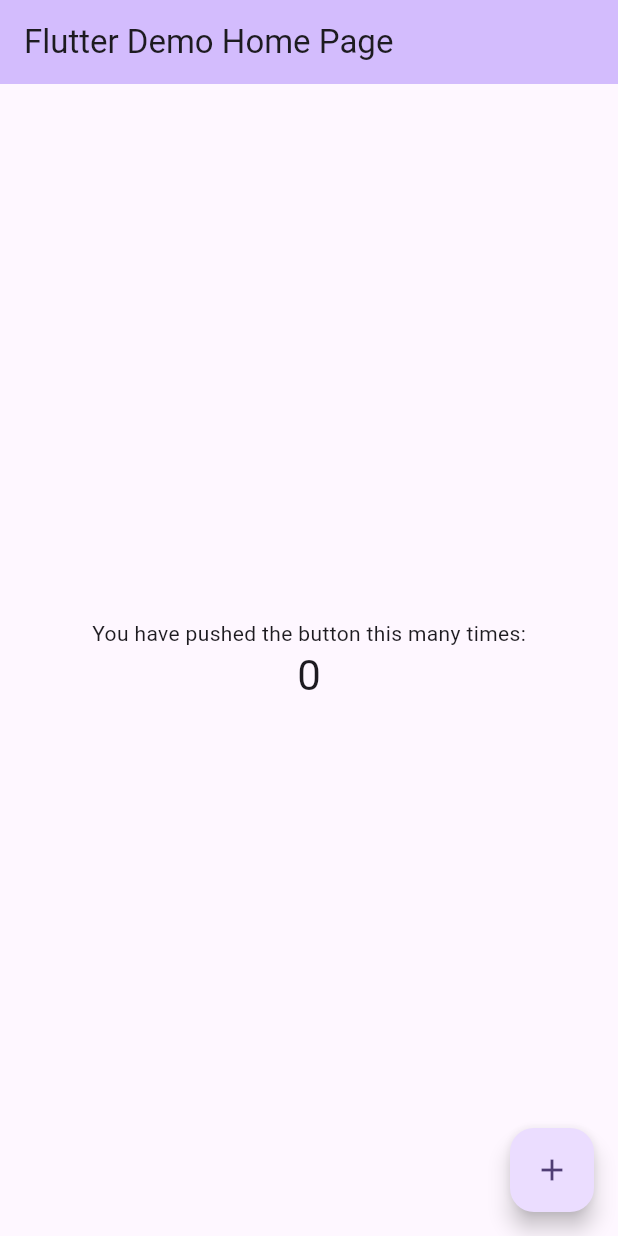
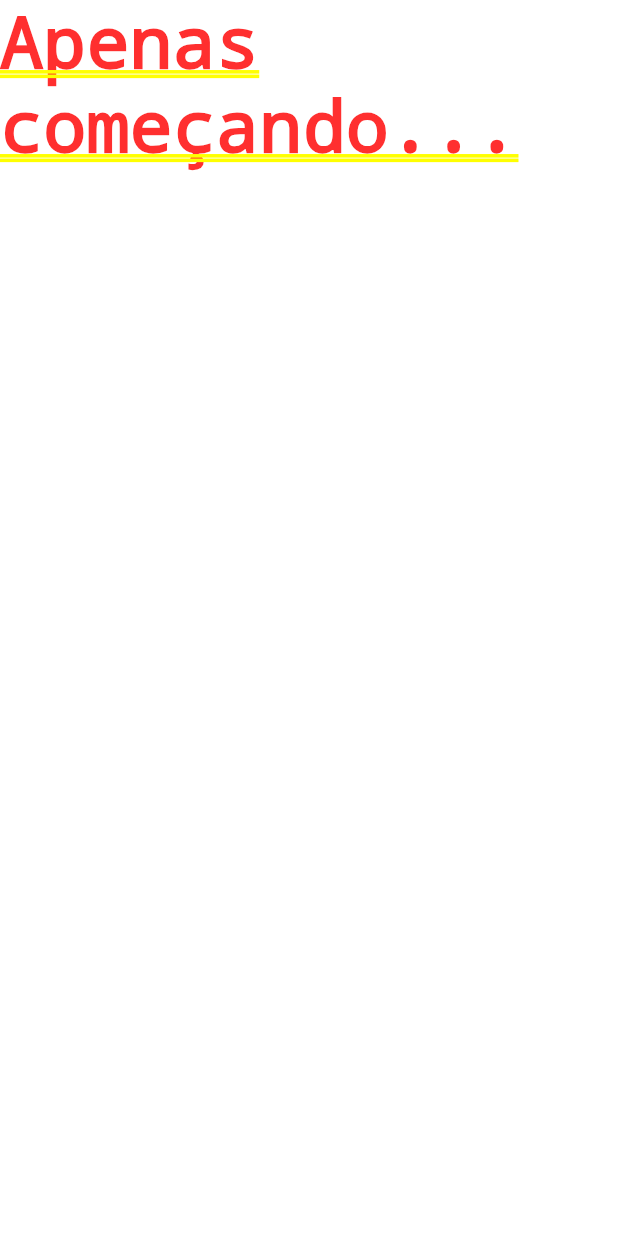
Before and after one commit to victormedeiros1/spaceflight_news_api, a Flutter app: the screen it shows after launch, on a phone screen of 412 x 824 dp. Run offline on Flutter 3.47's test engine with Material 2 defaults, Android fonts, the phone set to English and light mode, and no system bars.

Commit message:
chore: initial message

```diff
--- a/lib/main.dart
+++ b/lib/main.dart
@@ -1,125 +1,19 @@
 import 'package:flutter/material.dart';
 
+
+
 void main() {
-  runApp(const MyApp());
+
+  MaterialApp app = MaterialApp(
+
+      theme: ThemeData(
+
+        primarySwatch: Colors.purple,
+
+      ),
+
+      home: Text("Apenas começando..."));
+
+  runApp(app);
+
 }
-
-class MyApp extends StatelessWidget {
-  const MyApp({super.key});
-
-  // This widget is the root of your application.
-  @override
-  Widget build(BuildContext context) {
-    return MaterialApp(
-      title: 'Flutter Demo',
-      theme: ThemeData(
-        // This is the theme of your application.
-        //
-        // TRY THIS: Try running your application with "flutter run". You'll see
-        // the application has a blue toolbar. Then, without quitting the app,
-        // try changing the seedColor in the colorScheme below to Colors.green
-        // and then invoke "hot reload" (save your changes or press the "hot
-        // reload" button in a Flutter-supported IDE, or press "r" if you used
-        // the command line to start the app).
-        //
-        // Notice that the counter didn't reset back to zero; the application
-        // state is not lost during the reload. To reset the state, use hot
-        // restart instead.
-        //
-        // This works for code too, not just values: Most code changes can be
-        // tested with just a hot reload.
-        colorScheme: ColorScheme.fromSeed(seedColor: Colors.deepPurple),
-        useMaterial3: true,
-      ),
-      home: const MyHomePage(title: 'Flutter Demo Home Page'),
-    );
-  }
-}
-
-class MyHomePage extends StatefulWidget {
-  const MyHomePage({super.key, required this.title});
-
-  // This widget is the home page of your application. It is stateful, meaning
-  // that it has a State object (defined below) that contains fields that affect
-  // how it looks.
-
-  // This class is the configuration for the state. It holds the values (in this
-  // case the title) provided by the parent (in this case the App widget) and
-  // used by the build method of the State. Fields in a Widget subclass are
-  // always marked "final".
-
-  final String title;
-
-  @override
-  State<MyHomePage> createState() => _MyHomePageState();
-}
-
-class _MyHomePageState extends State<MyHomePage> {
-  int _counter = 0;
-
-  void _incrementCounter() {
-    setState(() {
-      // This call to setState tells the Flutter framework that something has
-      // changed in this State, which causes it to rerun the build method below
-      // so that the display can reflect the updated values. If we changed
-      // _counter without calling setState(), then the build method would not be
-      // called again, and so nothing would appear to happen.
-      _counter++;
-    });
-  }
-
-  @override
-  Widget build(BuildContext context) {
-    // This method is rerun every time setState is called, for instance as done
-    // by the _incrementCounter method above.
-    //
-    // The Flutter framework has been optimized to make rerunning build methods
-    // fast, so that you can just rebuild anything that needs updating rather
-    // than having to individually change instances of widgets.
-    return Scaffold(
-      appBar: AppBar(
-        // TRY THIS: Try changing the color here to a specific color (to
-        // Colors.amber, perhaps?) and trigger a hot reload to see the AppBar
-        // change color while the other colors stay the same.
-        backgroundColor: Theme.of(context).colorScheme.inversePrimary,
-        // Here we take the value from the MyHomePage object that was created by
-        // the App.build method, and use it to set our appbar title.
-        title: Text(widget.title),
-      ),
-      body: Center(
-        // Center is a layout widget. It takes a single child and positions it
-        // in the middle of the parent.
-        child: Column(
-          // Column is also a layout widget. It takes a list of children and
-          // arranges them vertically. By default, it sizes itself to fit its
-          // children horizontally, and tries to be as tall as its parent.
-          //
-          // Column has various properties to control how it sizes itself and
-          // how it positions its children. Here we use mainAxisAlignment to
-          // center the children vertically; the main axis here is the vertical
-          // axis because Columns are vertical (the cross axis would be
-          // horizontal).
-          //
-          // TRY THIS: Invoke "debug painting" (choose the "Toggle Debug Paint"
-          // action in the IDE, or press "p" in the console), to see the
-          // wireframe for each widget.
-          mainAxisAlignment: MainAxisAlignment.center,
-          children: <Widget>[
-            const Text(
-              'You have pushed the button this many times:',
-            ),
-            Text(
-              '$_counter',
-              style: Theme.of(context).textTheme.headlineMedium,
-            ),
-          ],
-        ),
-      ),
-      floatingActionButton: FloatingActionButton(
-        onPressed: _incrementCounter,
-        tooltip: 'Increment',
-        child: const Icon(Icons.add),
-      ), // This trailing comma makes auto-formatting nicer for build methods.
-    );
-  }
-}
```
